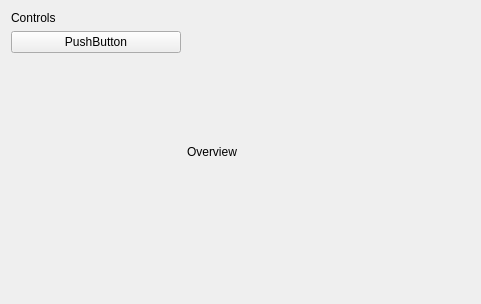
teuncm/wormenpracticum, file app/ui/analyze_tetanus_window.ui: the form before one commit.
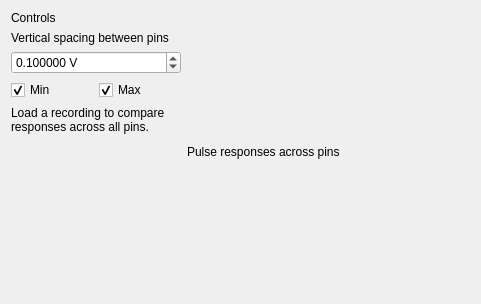
The form after the commit.

```diff
--- a/app/ui/analyze_tetanus_window.ui
+++ b/app/ui/analyze_tetanus_window.ui
@@ -24,10 +24,42 @@
       </widget>
      </item>
      <item>
-      <widget class="QPushButton" name="pushButton">
-       <property name="text">
-        <string>PushButton</string>
-       </property>
+      <widget class="QLabel" name="offsetLabel">
+       <property name="text"><string>Vertical spacing between pins</string></property>
+      </widget>
+     </item>
+     <item>
+      <widget class="QDoubleSpinBox" name="offsetSpinBox">
+       <property name="suffix"><string> V</string></property>
+       <property name="decimals"><number>6</number></property>
+       <property name="minimum"><double>0.000001</double></property>
+       <property name="maximum"><double>1000000.000000</double></property>
+       <property name="singleStep"><double>0.010000</double></property>
+       <property name="value"><double>0.100000</double></property>
+      </widget>
+     </item>
+     <item>
+      <layout class="QHBoxLayout" name="extremaLayout">
+       <item>
+        <widget class="QCheckBox" name="minCheckBox">
+         <property name="text"><string>Min</string></property>
+         <property name="toolTip"><string>Mark the first minimum per stimulus for every pin.</string></property>
+         <property name="checked"><bool>true</bool></property>
+        </widget>
+       </item>
+       <item>
+        <widget class="QCheckBox" name="maxCheckBox">
+         <property name="text"><string>Max</string></property>
+         <property name="toolTip"><string>Mark the first maximum per stimulus for every pin.</string></property>
+         <property name="checked"><bool>true</bool></property>
+        </widget>
+       </item>
+      </layout>
+     </item>
+     <item>
+      <widget class="QLabel" name="recordingStatusLabel">
+       <property name="text"><string>Load a recording to compare responses across all pins.</string></property>
+       <property name="wordWrap"><bool>true</bool></property>
       </widget>
      </item>
      <item>
@@ -50,7 +82,7 @@
      <item>
       <widget class="QLabel" name="title_overview">
        <property name="text">
-        <string>Overview</string>
+        <string>Pulse responses across pins</string>
        </property>
       </widget>
      </item>
```
Left out of the diff: 2 changed lines with no effect on the pictures.
